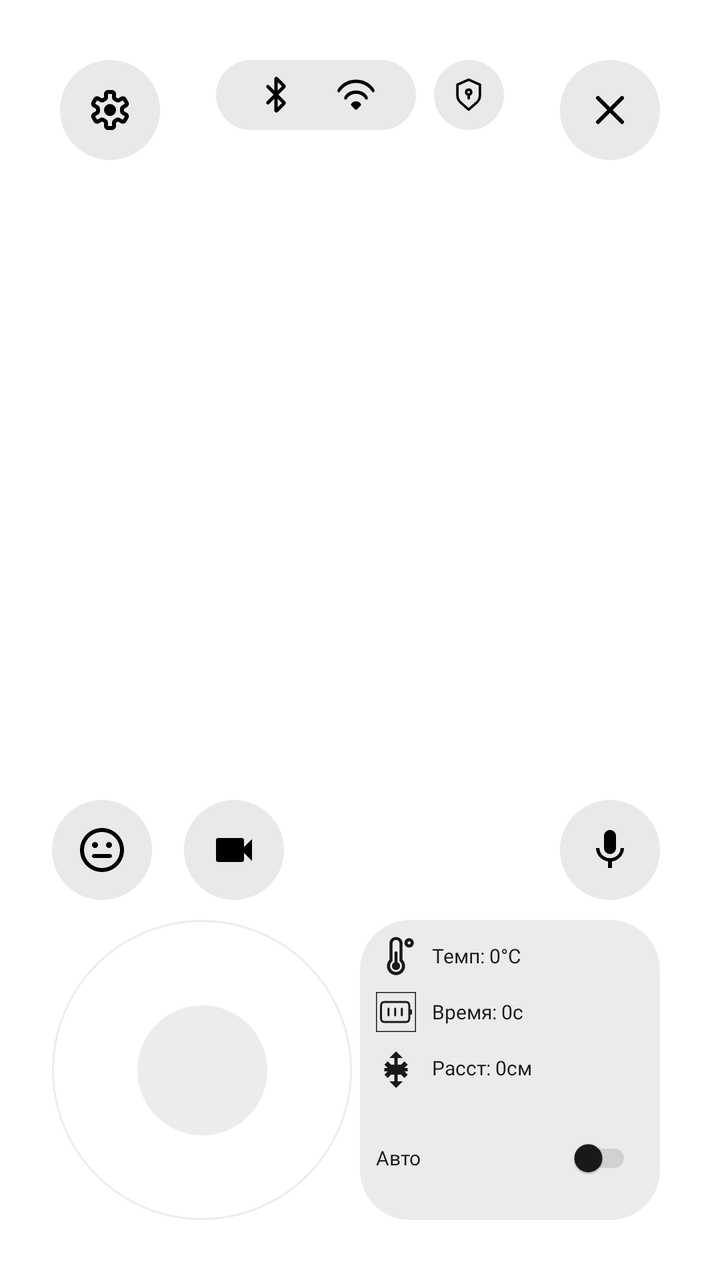
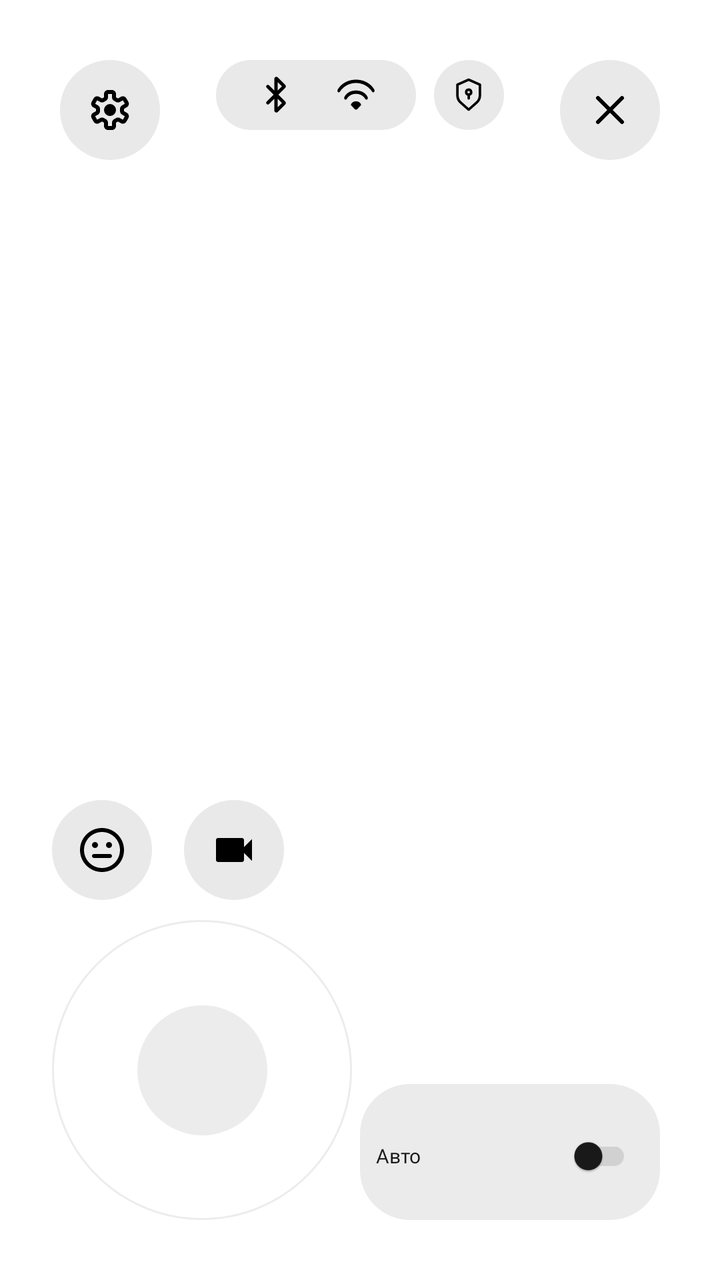

The first picture is an Android layout as it rendered before a commit; the second is the same layout after the commit. The layout source and the unified diff follow.
<!-- AndroidManifest.xml: application theme Theme.Izbushka_android_app -->
<!-- res/layout/activity_main_screen.xml -->
<?xml version="1.0" encoding="utf-8"?>
<androidx.constraintlayout.widget.ConstraintLayout
    android:id="@+id/root"
    xmlns:android="http://schemas.android.com/apk/res/android"
    xmlns:app="http://schemas.android.com/apk/res-auto"
    xmlns:tools="http://schemas.android.com/tools"
    android:layout_width="match_parent"
    android:layout_height="match_parent">

    <FrameLayout
        android:id="@+id/videoContainer"
        android:layout_width="match_parent"
        android:layout_height="0dp"
        app:layout_constraintTop_toTopOf="parent"
        app:layout_constraintBottom_toBottomOf="parent"
        app:layout_constraintStart_toStartOf="parent"
        app:layout_constraintEnd_toEndOf="parent" />

    <LinearLayout
        android:id="@+id/buttonLeft"
        android:layout_width="50dp"
        android:layout_height="50dp"
        android:background="@drawable/rounded_bg"
        android:orientation="horizontal"
        android:gravity="center"
        android:layout_marginStart="30dp"
        android:layout_marginTop="30dp"
        app:layout_constraintStart_toStartOf="parent"
        app:layout_constraintTop_toTopOf="parent">

        <ImageView
            android:layout_width="24dp"
            android:layout_height="24dp"
            android:src="@drawable/settings"
            app:tint="#000000" />
    </LinearLayout>

    <LinearLayout
        android:id="@+id/buttonRight"
        android:layout_width="50dp"
        android:layout_height="50dp"
        android:background="@drawable/rounded_bg"
        android:orientation="horizontal"
        android:gravity="center"
        android:layout_marginEnd="30dp"
        android:layout_marginTop="30dp"
        app:layout_constraintEnd_toEndOf="parent"
        app:layout_constraintTop_toTopOf="parent">

        <ImageView
            android:layout_width="24dp"
            android:layout_height="24dp"
            android:src="@drawable/exit"
            app:tint="#000000" />
    </LinearLayout>

    <LinearLayout
        android:id="@+id/topBar"
        android:layout_width="wrap_content"
        android:layout_height="wrap_content"
        android:orientation="horizontal"
        android:gravity="center_vertical"
        android:layout_marginTop="30dp"
        app:layout_constraintStart_toStartOf="parent"
        app:layout_constraintEnd_toEndOf="parent"
        app:layout_constraintTop_toTopOf="parent">

        <LinearLayout
            android:id="@+id/infoPanel"
            android:layout_width="100dp"
            android:layout_height="35dp"
            android:background="@drawable/rounded_bg"
            android:orientation="horizontal"
            android:gravity="center">

            <ImageView
                android:layout_width="20dp"
                android:layout_height="20dp"
                android:src="@drawable/bluetooth"
                app:tint="#000000"
                android:layout_marginEnd="20dp" />

            <ImageView
                android:layout_width="20dp"
                android:layout_height="20dp"
                android:src="@drawable/wifi"
                app:tint="#000000" />
        </LinearLayout>

        <LinearLayout
            android:id="@+id/buttonRules"
            android:layout_width="35dp"
            android:layout_height="35dp"
            android:layout_marginStart="9dp"
            android:background="@drawable/rounded_bg"
            android:orientation="horizontal"
            android:gravity="center">

            <ImageView
                android:layout_width="20dp"
                android:layout_height="20dp"
                android:src="@drawable/security"
                app:tint="#000000" />
        </LinearLayout>
    </LinearLayout>

    <LinearLayout
        android:id="@+id/buttonAboveJoystick"
        android:layout_width="50dp"
        android:layout_height="50dp"
        android:background="@drawable/rounded_bg"
        android:orientation="horizontal"
        android:gravity="center"
        android:layout_marginStart="26dp"
        android:layout_marginBottom="10dp"
        app:layout_constraintStart_toStartOf="parent"
        app:layout_constraintBottom_toTopOf="@id/joystickOuter">

        <ImageView
            android:layout_width="24dp"
            android:layout_height="24dp"
            android:src="@drawable/emoji"
            app:tint="#000000" />
    </LinearLayout>

    <LinearLayout
        android:id="@+id/buttonVideo"
        android:layout_width="50dp"
        android:layout_height="50dp"
        android:background="@drawable/rounded_bg"
        android:orientation="horizontal"
        android:gravity="center"
        android:layout_marginStart="16dp"
        android:layout_marginBottom="10dp"
        app:layout_constraintStart_toEndOf="@id/buttonAboveJoystick"
        app:layout_constraintBottom_toTopOf="@id/joystickOuter">

        <ImageView
            android:layout_width="24dp"
            android:layout_height="24dp"
            android:src="@drawable/video"
            app:tint="#000000" />
    </LinearLayout>

    <View
        android:id="@+id/joystickOuter"
        android:layout_width="150dp"
        android:layout_height="150dp"
        android:background="@drawable/joystick_outer_bg"
        android:layout_marginStart="26dp"
        android:layout_marginBottom="30dp"
        android:alpha="0.85"
        app:layout_constraintStart_toStartOf="parent"
        app:layout_constraintBottom_toBottomOf="parent" />

    <View
        android:id="@+id/joystickKnob"
        android:layout_width="65dp"
        android:layout_height="65dp"
        android:background="@drawable/joystick_knob_bg"
        android:alpha="0.85"
        app:layout_constraintTop_toTopOf="@id/joystickOuter"
        app:layout_constraintBottom_toBottomOf="@id/joystickOuter"
        app:layout_constraintStart_toStartOf="@id/joystickOuter"
        app:layout_constraintEnd_toEndOf="@id/joystickOuter" />

    <LinearLayout
        android:id="@+id/buttonAboveMain"
        android:layout_width="50dp"
        android:layout_height="50dp"
        android:background="@drawable/rounded_bg"
        android:orientation="horizontal"
        android:gravity="center"
        android:layout_marginEnd="30dp"
        android:layout_marginBottom="10dp"
        android:clickable="true"
        android:focusable="true"
        app:layout_constraintEnd_toEndOf="parent"
        app:layout_constraintBottom_toTopOf="@id/mainPanel">

        <ImageView
            android:id="@+id/microphoneIcon"
            android:layout_width="24dp"
            android:layout_height="24dp"
            android:src="@drawable/microphone"
            app:tint="#000000" />
    </LinearLayout>

    <LinearLayout
        android:id="@+id/mainPanel"
        android:layout_width="150dp"
        android:layout_height="150dp"
        android:layout_marginEnd="30dp"
        android:layout_marginBottom="30dp"
        android:background="@drawable/rounded_bg"
        android:alpha="0.9"
        app:layout_constraintEnd_toEndOf="parent"
        app:layout_constraintBottom_toBottomOf="parent">

        <LinearLayout
            android:layout_width="match_parent"
            android:layout_height="match_parent"
            android:orientation="vertical"
            android:gravity="center"
            android:padding="8dp">

            <LinearLayout
                android:id="@+id/temperatureRow"
                android:layout_width="match_parent"
                android:layout_height="wrap_content"
                android:orientation="horizontal"
                android:gravity="center_vertical"
                android:layout_marginBottom="8dp">

                <ImageView
                    android:layout_width="20dp"
                    android:layout_height="20dp"
                    android:src="@drawable/temperature"
                    app:tint="#000000"
                    android:layout_marginEnd="8dp" />

                <TextView
                    android:id="@+id/temperatureValue"
                    android:layout_width="0dp"
                    android:layout_height="wrap_content"
                    android:layout_weight="1"
                    android:text="Темп: 0°C"
                    android:textSize="10sp"
                    android:textColor="#000000"
                    android:fontFamily="@font/jeju_gothic" />
            </LinearLayout>

            <LinearLayout
                android:id="@+id/batteryRow"
                android:layout_width="match_parent"
                android:layout_height="wrap_content"
                android:orientation="horizontal"
                android:gravity="center_vertical"
                android:layout_marginBottom="8dp">

                <ImageView
                    android:layout_width="20dp"
                    android:layout_height="20dp"
                    android:src="@drawable/battery"
                    app:tint="#000000"
                    android:layout_marginEnd="8dp" />

                <TextView
                    android:id="@+id/batteryValue"
                    android:layout_width="0dp"
                    android:layout_height="wrap_content"
                    android:layout_weight="1"
                    android:text="Время: 0с"
                    android:textSize="10sp"
                    android:textColor="#000000"
                    android:fontFamily="@font/jeju_gothic" />
            </LinearLayout>

            <LinearLayout
                android:id="@+id/distanceRow"
                android:layout_width="match_parent"
                android:layout_height="wrap_content"
                android:orientation="horizontal"
                android:gravity="center_vertical"
                android:layout_marginBottom="8dp">

                <ImageView
                    android:layout_width="20dp"
                    android:layout_height="20dp"
                    android:src="@drawable/distance"
                    app:tint="#000000"
                    android:layout_marginEnd="8dp" />

                <TextView
                    android:id="@+id/distanceValue"
                    android:layout_width="0dp"
                    android:layout_height="wrap_content"
                    android:layout_weight="1"
                    android:text="Расст: 0см"
                    android:textSize="10sp"
                    android:textColor="#000000"
                    android:fontFamily="@font/jeju_gothic" />
            </LinearLayout>

            <LinearLayout
                android:id="@+id/autoControlRow"
                android:layout_width="match_parent"
                android:layout_height="wrap_content"
                android:orientation="horizontal"
                android:gravity="center_vertical"
                android:layout_marginTop="4dp">

                <TextView
                    android:layout_width="0dp"
                    android:layout_height="wrap_content"
                    android:layout_weight="1"
                    android:text="Авто"
                    android:textSize="10sp"
                    android:textColor="#000000"
                    android:fontFamily="@font/jeju_gothic" />

                <androidx.appcompat.widget.SwitchCompat
                    android:id="@+id/autoControlSwitch"
                    android:layout_width="wrap_content"
                    android:layout_height="wrap_content"
                    android:checked="false"
                    android:scaleX="0.7"
                    android:scaleY="0.7"
                    app:thumbTint="#000000"
                    app:trackTint="#CCCCCC" />
            </LinearLayout>

        </LinearLayout>
    </LinearLayout>

</androidx.constraintlayout.widget.ConstraintLayout>
<!-- resources referenced by this layout -->
<resources>
  <!-- drawable distance (drawable) -->
  <?xml version="1.0" encoding="utf-8"?>
  <vector xmlns:android="http://schemas.android.com/apk/res/android"
      android:width="24dp"
      android:height="24dp"
      android:viewportWidth="24"
      android:viewportHeight="24">
      <path
          android:fillColor="#000000"
          android:pathData="M12,2L8,6h3v4H9L7,8 5,10l2,2H5v2h2L5,16l2,2 2,-2h2v4H8l4,4 4,-4h-3v-4h2l2,2 2,-2 -2,-2h2v-2h-2l2,-2 -2,-2 -2,2h-2V6h3L12,2z" />
  </vector>
  <!-- drawable exit (drawable) -->
  <?xml version="1.0" encoding="utf-8"?>
  <vector xmlns:android="http://schemas.android.com/apk/res/android"
      android:width="24dp"
      android:height="24dp"
      android:viewportWidth="24"
      android:viewportHeight="24"
      android:tint="?attr/colorOnSurface">
  
      <path
          android:fillColor="#FF000000"
          android:pathData="M6,6 L18,18 M18,6 L6,18"
          android:strokeWidth="2"
          android:strokeColor="#FF000000"
          android:strokeLineCap="round" />
  
  </vector>
  <!-- drawable joystick_knob_bg (drawable) -->
  <?xml version="1.0" encoding="utf-8"?>
  <shape xmlns:android="http://schemas.android.com/apk/res/android"
      android:shape="oval">
      <solid android:color="#E9E9E9" />
  </shape>
  <!-- drawable joystick_outer_bg (drawable) -->
  <?xml version="1.0" encoding="utf-8"?>
  <shape xmlns:android="http://schemas.android.com/apk/res/android"
      android:shape="oval">
      <solid android:color="@android:color/transparent" />
      <stroke
          android:width="1dp"
          android:color="#E9E9E9" />
  </shape>
  <!-- drawable microphone (drawable) -->
  <?xml version="1.0" encoding="utf-8"?>
  <vector xmlns:android="http://schemas.android.com/apk/res/android"
      android:width="24dp"
      android:height="24dp"
      android:viewportWidth="24"
      android:viewportHeight="24">
      <path
          android:fillColor="#000000"
          android:pathData="M12,14c1.66,0 2.99,-1.34 2.99,-3L15,5c0,-1.66 -1.34,-3 -3,-3S9,3.34 9,5v6c0,1.66 1.34,3 3,3zM17.3,11c0,3 -2.54,5.1 -5.3,5.1S6.7,14 6.7,11H5c0,3.41 2.72,6.23 6,6.72V21h2v-3.28c3.28,-0.48 6,-3.3 6,-6.72h-1.7z" />
  </vector>
  <!-- drawable rounded_bg (drawable) -->
  <?xml version="1.0" encoding="utf-8"?>
  <shape xmlns:android="http://schemas.android.com/apk/res/android"
      android:shape="rectangle">
      <solid android:color="#E9E9E9" />
      <corners android:radius="25dp" />
  </shape>
  <!-- drawable video (drawable) -->
  <vector xmlns:android="http://schemas.android.com/apk/res/android"
      android:width="24dp"
      android:height="24dp"
      android:viewportWidth="24"
      android:viewportHeight="24">
      <path
          android:fillColor="#000000"
          android:pathData="M17,10.5V7c0,-0.55 -0.45,-1 -1,-1H4c-0.55,0 -1,0.45 -1,1v10c0,0.55 0.45,1 1,1h12c0.55,0 1,-0.45 1,-1v-3.5l4,4v-11l-4,4z"/>
  </vector>
  <style name="Theme.Izbushka_android_app" parent="Base.Theme.Izbushka_android_app" />
  <color name="light_primary">#2196F3</color>
  <color name="light_primary_variant">#1976D2</color>
  <color name="light_on_primary">#FFFFFF</color>
  <color name="light_secondary">#03DAC6</color>
  <color name="light_secondary_variant">#018786</color>
  <color name="light_on_secondary">#000000</color>
  <color name="light_background">#FFFFFF</color>
  <color name="light_text_primary">#000000</color>
  <color name="light_text_secondary">#676767</color>
  <!-- unchanged entries left out for length: 8 -->
</resources>

<!-- the commit's change to res/layout/activity_main_screen.xml (unified diff, before → after) -->
@@ -175,6 +175,7 @@
         android:layout_marginBottom="10dp"
         android:clickable="true"
         android:focusable="true"
+        android:visibility="gone"
         app:layout_constraintEnd_toEndOf="parent"
         app:layout_constraintBottom_toTopOf="@id/mainPanel">
 
@@ -189,7 +190,7 @@
     <LinearLayout
         android:id="@+id/mainPanel"
         android:layout_width="150dp"
-        android:layout_height="150dp"
+        android:layout_height="wrap_content"
         android:layout_marginEnd="30dp"
         android:layout_marginBottom="30dp"
         android:background="@drawable/rounded_bg"
@@ -199,7 +200,7 @@
 
         <LinearLayout
             android:layout_width="match_parent"
-            android:layout_height="match_parent"
+            android:layout_height="wrap_content"
             android:orientation="vertical"
             android:gravity="center"
             android:padding="8dp">
@@ -210,7 +211,8 @@
                 android:layout_height="wrap_content"
                 android:orientation="horizontal"
                 android:gravity="center_vertical"
-                android:layout_marginBottom="8dp">
+                android:layout_marginBottom="8dp"
+                android:visibility="gone">
 
                 <ImageView
                     android:layout_width="20dp"
@@ -236,7 +238,8 @@
                 android:layout_height="wrap_content"
                 android:orientation="horizontal"
                 android:gravity="center_vertical"
-                android:layout_marginBottom="8dp">
+                android:layout_marginBottom="8dp"
+                android:visibility="gone">
 
                 <ImageView
                     android:layout_width="20dp"
@@ -262,7 +265,8 @@
                 android:layout_height="wrap_content"
                 android:orientation="horizontal"
                 android:gravity="center_vertical"
-                android:layout_marginBottom="8dp">
+                android:layout_marginBottom="8dp"
+                android:visibility="gone">
 
                 <ImageView
                     android:layout_width="20dp"
